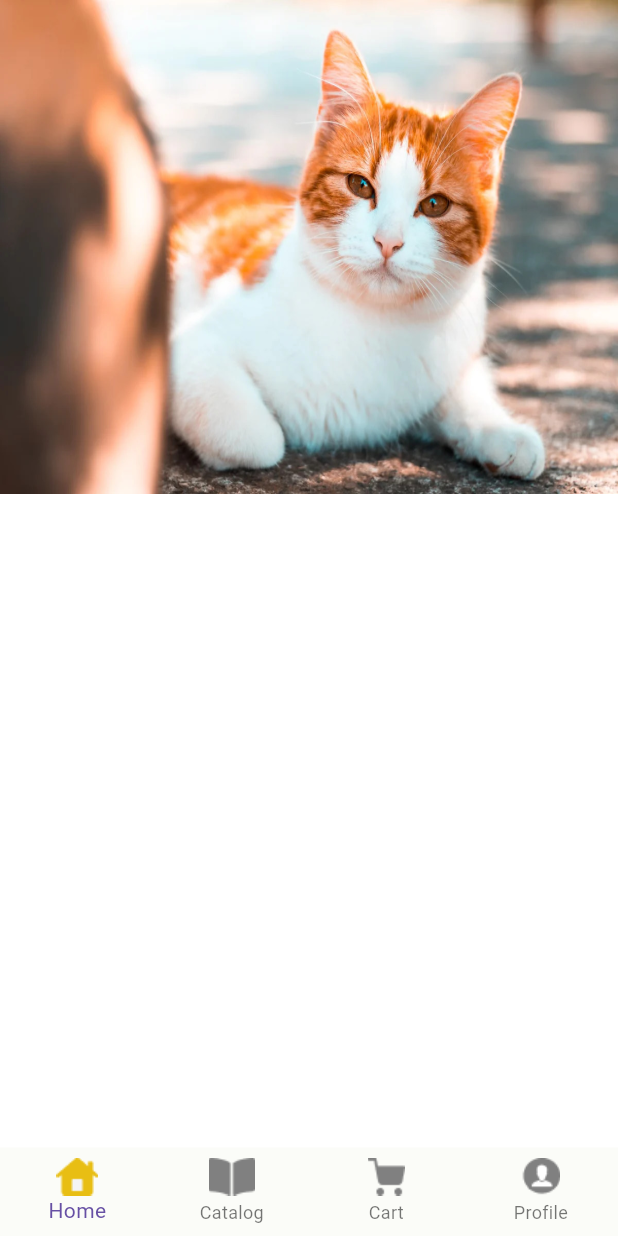
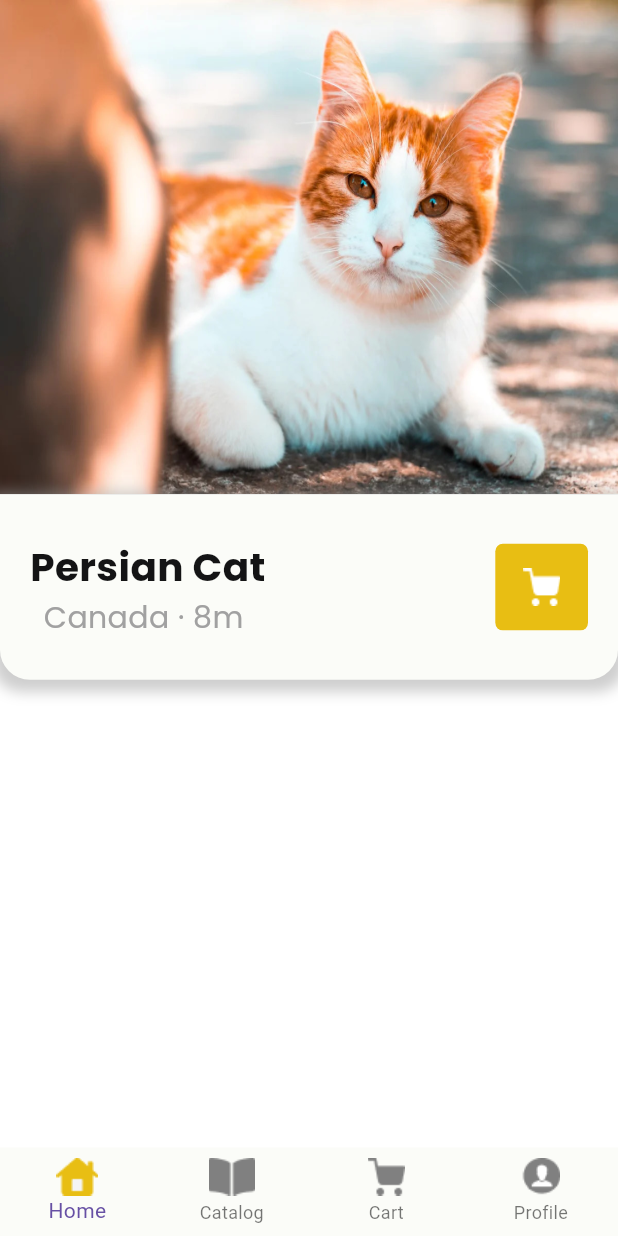
Before and after one commit to Izkumberdu/pet_store, a Flutter app: the Details screen opened by its route, on a phone screen of 412 x 824 dp. Run offline on Flutter 3.47's test engine with Material 3 defaults, Android fonts, the phone set to English and light mode, and no system bars; our stand-ins replace google_fonts.

Commit message:
added more details to details page

```diff
--- a/lib/Screens/details.dart
+++ b/lib/Screens/details.dart
@@ -46,7 +46,57 @@ class _DetailsState extends State<Details> {
               image: AssetImage('assets/images/bobtail.jpg'),
               fit: BoxFit.fill,
             ),
-          )
+          ),
+          Container(
+              width: SizeConfig.blockSizeHorizontal! * 100,
+              height: SizeConfig.blockSizeVertical! * 15,
+              decoration: BoxDecoration(
+                  color: kPearl,
+                  boxShadow: [
+                    BoxShadow(
+                      color: Colors.grey.withOpacity(0.5),
+                      spreadRadius: 5,
+                      blurRadius: 7,
+                      offset: Offset(0, 3),
+                    ),
+                  ],
+                  borderRadius: BorderRadius.only(
+                      bottomLeft: Radius.circular(20),
+                      bottomRight: Radius.circular(20))),
+              child: Padding(
+                padding: EdgeInsets.all(20),
+                child: Row(
+                  mainAxisAlignment: MainAxisAlignment.spaceBetween,
+                  children: [
+                    Column(
+                      children: [
+                        SizedBox(
+                          height: 10,
+                        ),
+                        Text(
+                          'Persian Cat',
+                          style: poppinsBold.copyWith(fontSize: 26),
+                        ),
+                        SizedBox(
+                          height: SizeConfig.blockSizeVertical! * 0.1,
+                        ),
+                        Text('Canada · 8m ',
+                            style: poppinsRegular.copyWith(
+                                fontSize: 20, color: kGrey)),
+                      ],
+                    ),
+                    Container(
+                      height: SizeConfig.blockSizeVertical! * 7,
+                      width: SizeConfig.blockSizeHorizontal! * 15,
+                      decoration: BoxDecoration(
+                          borderRadius: BorderRadius.circular(5),
+                          color: kYellow),
+                      child: Image(
+                          image: AssetImage('assets/images/cart-white.png')),
+                    )
+                  ],
+                ),
+              )),
         ],
       ),
       bottomNavigationBar: BotNavBar(
--- a/lib/Screens/store.dart
+++ b/lib/Screens/store.dart
@@ -81,19 +81,18 @@ class _StoreState extends State<Store> {
               child: GridView.builder(
                 gridDelegate: SliverGridDelegateWithFixedCrossAxisCount(
                   crossAxisCount: 2,
-                  mainAxisSpacing: 20.0, // Padding between rows
-                  crossAxisSpacing: 20.0, // Padding between columns
-                  childAspectRatio: 0.7, // Aspect ratio for each item
+                  mainAxisSpacing: 15.0,
+                  crossAxisSpacing: 15.0,
+                  childAspectRatio: 0.7,
                 ),
                 itemCount: catsList.length,
                 itemBuilder: (BuildContext context, int index) {
                   Cats cat = catsList[index];
                   return Padding(
-                    padding:
-                        EdgeInsets.all(8.0), // Padding around each cat item
+                    padding: EdgeInsets.all(8.0),
                     child: Container(
                       height: SizeConfig.blockSizeVertical! * 15,
-                      width: SizeConfig.blockSizeHorizontal! * 40,
+                      width: SizeConfig.blockSizeHorizontal! * 45,
                       decoration: BoxDecoration(
                         color: kPearl,
                         borderRadius: BorderRadius.circular(30),
@@ -129,7 +128,7 @@ class _StoreState extends State<Store> {
                                 Text(
                                   cat.name,
                                   textAlign: TextAlign.start,
-                                  style: poppinsRegular.copyWith(fontSize: 20),
+                                  style: poppinsMedium.copyWith(fontSize: 20),
                                 ),
                                 SizedBox(
                                     height:
@@ -139,7 +138,7 @@ class _StoreState extends State<Store> {
                                       MainAxisAlignment.spaceBetween,
                                   children: [
                                     Text(
-                                      '\u20B1${cat.price}', // Unicode character for PHP sign
+                                      '\u20B1${cat.price}',
                                       style: poppinsMedium.copyWith(
                                           color: kYellow, fontSize: 18),
                                     ),
```
Also changed, not shown: assets/images/cart-white.png (added).
